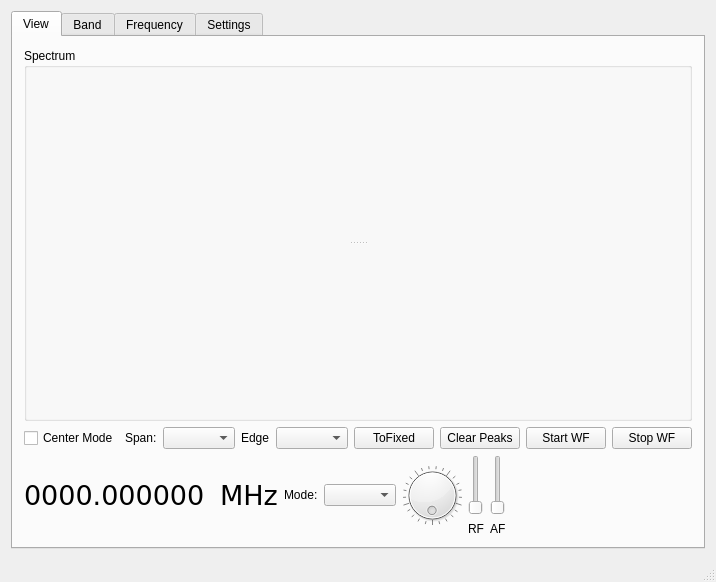
Above: wfmain.ui from adecarolis/wfweb before the change. Below: the same form after it.
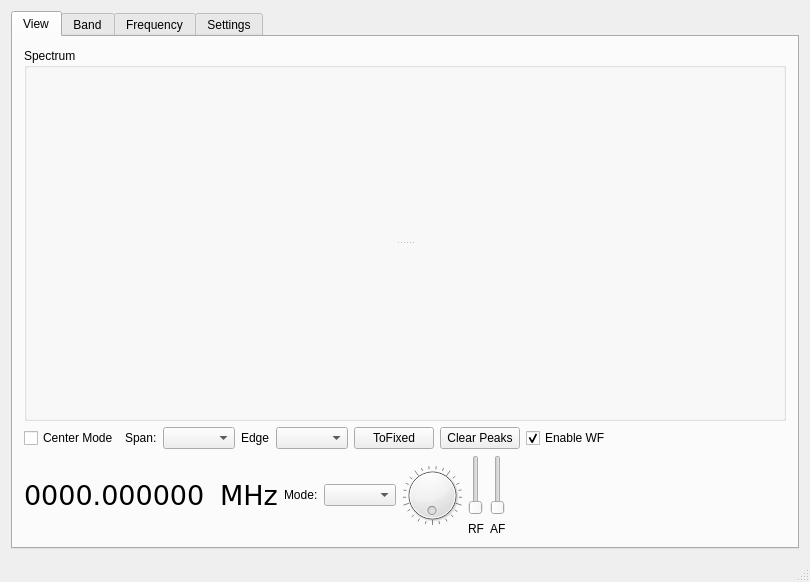
That is the form after the change. The open tabs and pages were chosen to show the change. Custom widgets are drawn as their Qt base class.

Commit message: Minor UI update: replaced two buttons with single checkbox.

Patch:
```diff
--- a/wfmain.ui
+++ b/wfmain.ui
@@ -6,7 +6,7 @@
    <rect>
     <x>0</x>
     <y>0</y>
-    <width>703</width>
+    <width>810</width>
     <height>582</height>
    </rect>
   </property>
@@ -93,16 +93,12 @@
            </widget>
           </item>
           <item>
-           <widget class="QPushButton" name="startBtn">
+           <widget class="QCheckBox" name="scopeEnableWFBtn">
             <property name="text">
-             <string>Start WF</string>
+             <string>Enable WF</string>
             </property>
-           </widget>
-          </item>
-          <item>
-           <widget class="QPushButton" name="stopBtn">
-            <property name="text">
-             <string>Stop WF</string>
+            <property name="checked">
+             <bool>true</bool>
             </property>
            </widget>
           </item>
```
Left out of the diff: 13 changed lines with no effect on the pictures. The commit also changes 2 other files.
